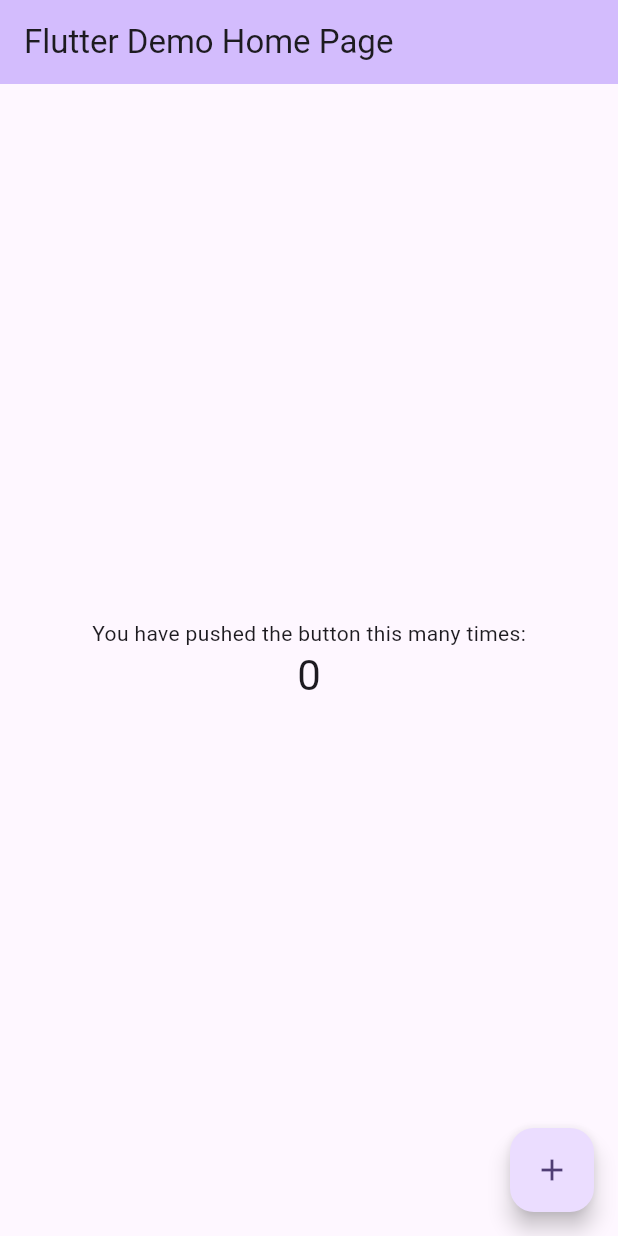
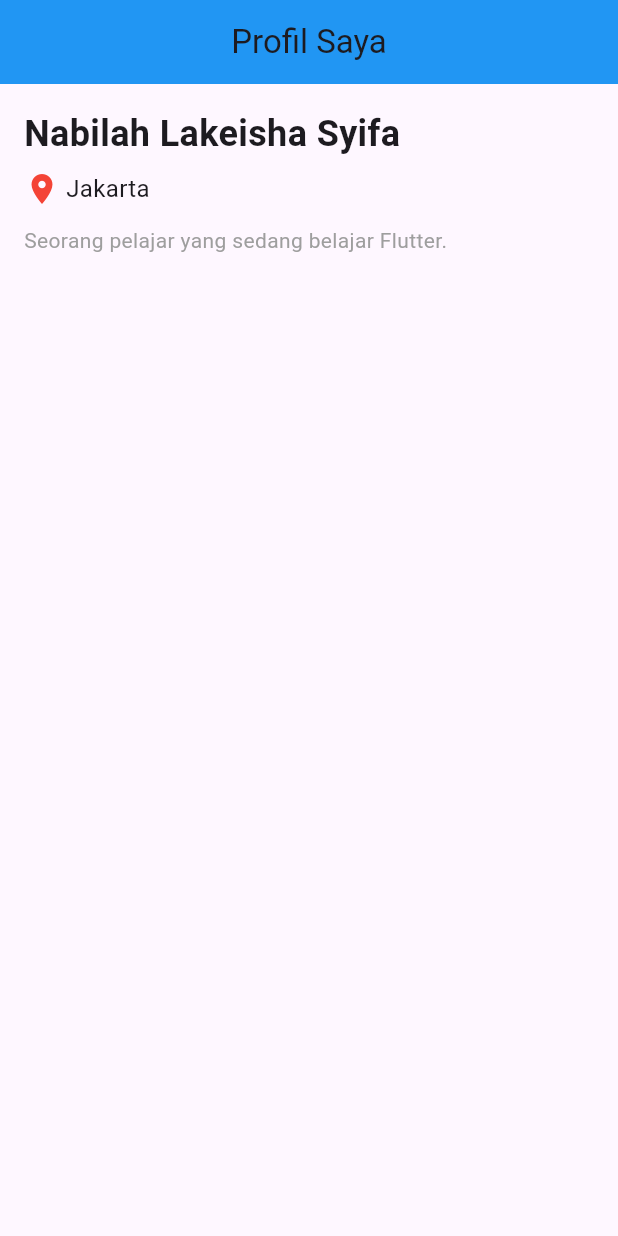
Before and after one commit to nblksy/belajar_flutter, a Flutter app: the screen it shows after launch, on a phone screen of 412 x 824 dp. Run offline on Flutter 3.47's test engine with Material 3 defaults, Android fonts, the phone set to English and light mode, and no system bars.

Commit message:
tugas1flutter

```diff
--- a/lib/main.dart
+++ b/lib/main.dart
@@ -1,3 +1,4 @@
+import 'package:belajar_flutter/tugas_1/tugas_1.dart';
 import 'package:flutter/material.dart';
 
 void main() {
@@ -30,93 +31,7 @@ class MyApp extends StatelessWidget {
         // tested with just a hot reload.
         colorScheme: .fromSeed(seedColor: Colors.deepPurple),
       ),
-      home: const MyHomePage(title: 'Flutter Demo Home Page'),
+      home: Tugas1Flutter()
     );
   }
 }
-
-class MyHomePage extends StatefulWidget {
-  const MyHomePage({super.key, required this.title});
-
-  // This widget is the home page of your application. It is stateful, meaning
-  // that it has a State object (defined below) that contains fields that affect
-  // how it looks.
-
-  // This class is the configuration for the state. It holds the values (in this
-  // case the title) provided by the parent (in this case the App widget) and
-  // used by the build method of the State. Fields in a Widget subclass are
-  // always marked "final".
-
-  final String title;
-
-  @override
-  State<MyHomePage> createState() => _MyHomePageState();
-}
-
-class _MyHomePageState extends State<MyHomePage> {
-  int _counter = 0;
-
-  void _incrementCounter() {
-    setState(() {
-      // This call to setState tells the Flutter framework that something has
-      // changed in this State, which causes it to rerun the build method below
-      // so that the display can reflect the updated values. If we changed
-      // _counter without calling setState(), then the build method would not be
-      // called again, and so nothing would appear to happen.
-      _counter++;
-    });
-  }
-
-  @override
-  Widget build(BuildContext context) {
-    // This method is rerun every time setState is called, for instance as done
-    // by the _incrementCounter method above.
-    //
-    // The Flutter framework has been optimized to make rerunning build methods
-    // fast, so that you can just rebuild anything that needs updating rather
-    // than having to individually change instances of widgets.
-    return Scaffold(
-      appBar: AppBar(
-        // TRY THIS: Try changing the color here to a specific color (to
-        // Colors.amber, perhaps?) and trigger a hot reload to see the AppBar
-        // change color while the other colors stay the same.
-        backgroundColor: Theme.of(context).colorScheme.inversePrimary,
-        // Here we take the value from the MyHomePage object that was created by
-        // the App.build method, and use it to set our appbar title.
-        title: Text(widget.title),
-      ),
-      body: Center(
-        // Center is a layout widget. It takes a single child and positions it
-        // in the middle of the parent.
-        child: Column(
-          // Column is also a layout widget. It takes a list of children and
-          // arranges them vertically. By default, it sizes itself to fit its
-          // children horizontally, and tries to be as tall as its parent.
-          //
-          // Column has various properties to control how it sizes itself and
-          // how it positions its children. Here we use mainAxisAlignment to
-          // center the children vertically; the main axis here is the vertical
-          // axis because Columns are vertical (the cross axis would be
-          // horizontal).
-          //
-          // TRY THIS: Invoke "debug painting" (choose the "Toggle Debug Paint"
-          // action in the IDE, or press "p" in the console), to see the
-          // wireframe for each widget.
-          mainAxisAlignment: .center,
-          children: [
-            const Text('You have pushed the button this many times:'),
-            Text(
-              '$_counter',
-              style: Theme.of(context).textTheme.headlineMedium,
-            ),
-          ],
-        ),
-      ),
-      floatingActionButton: FloatingActionButton(
-        onPressed: _incrementCounter,
-        tooltip: 'Increment',
-        child: const Icon(Icons.add),
-      ),
-    );
-  }
-}
--- /dev/null
+++ b/lib/tugas_1/tugas_1.dart
@@ -0,0 +1,74 @@
+import 'package:flutter/material.dart';
+
+void main() {
+  runApp(const Tugas1Flutter());
+}
+
+class Tugas1Flutter extends StatelessWidget {
+  const Tugas1Flutter({super.key});
+
+  @override
+  Widget build(BuildContext context) {
+    return MaterialApp(
+      debugShowCheckedModeBanner: false,
+      home: ProfilSaya(),
+    );
+  }
+}
+
+class ProfilSaya extends StatelessWidget {
+  @override
+  Widget build(BuildContext context) {
+    return Scaffold(
+      appBar: AppBar(
+        title: const Text('Profil Saya'),
+        centerTitle: true,
+        backgroundColor: Colors.blue,
+      ),
+      body: Padding(
+        padding: const EdgeInsets.all(16.0),
+        child: Column(
+          crossAxisAlignment: CrossAxisAlignment.start,
+          children: [
+
+            const Text(
+              'Nabilah Lakeisha Syifa',
+              style: TextStyle(
+                fontSize: 24,
+                fontWeight: FontWeight.bold,
+              ),
+            ),
+
+            const SizedBox(height: 8),
+
+
+            Row(
+              children: const [
+                Icon(
+                  Icons.location_on,
+                  color: Colors.red,
+                ),
+                SizedBox(width: 4),
+                Text(
+                  'Jakarta',
+                  style: TextStyle(fontSize: 16),
+                ),
+              ],
+            ),
+
+            const SizedBox(height: 12),
+
+
+            const Text(
+              'Seorang pelajar yang sedang belajar Flutter.',
+              style: TextStyle(
+                fontSize: 14,
+                color: Colors.grey,
+              ),
+            ),
+          ],
+        ),
+      ),
+    );
+  }
+}
```
Also changed, not shown: lib/day_5/column.dart (added, +41 -0 lines), lib/day_5/row.dart (added, +20 -0 lines), lib/day_5/scaffold.dart (added, +24 -0 lines), pubspec.lock.
